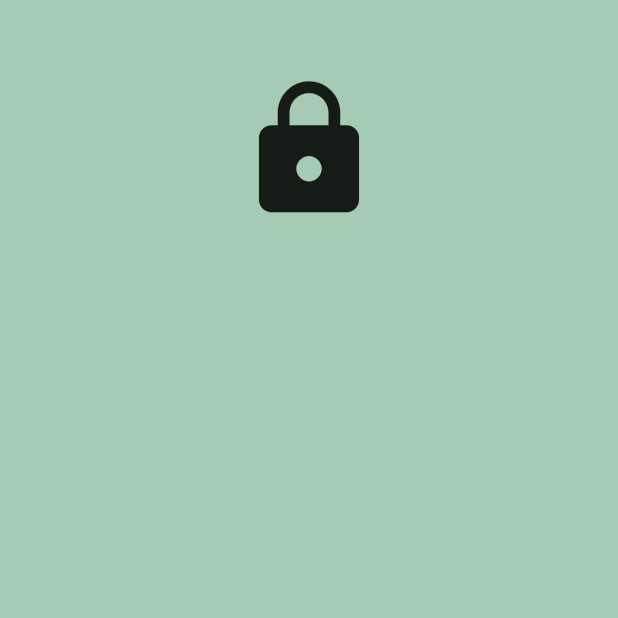
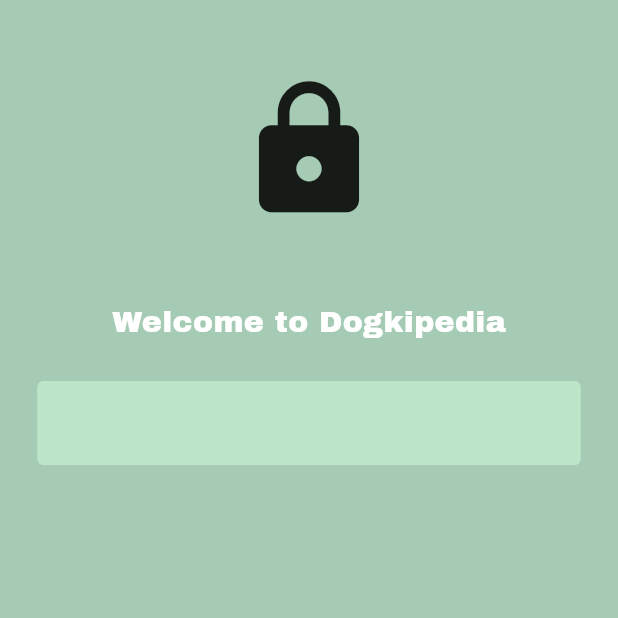
Before and after one commit to Jibek1906/Wekipedia, a Flutter app: the screen it shows after launch, on a phone screen of 412 x 824 dp, the top half of it. Run offline on Flutter 3.47's test engine with Material 3 defaults, Android fonts, the phone set to English and light mode, and no system bars; our stand-ins replace google_fonts.

Commit message:
Username TextField

```diff
--- a/Dogkipedia/lib/pages/login_page.dart
+++ b/Dogkipedia/lib/pages/login_page.dart
@@ -1,4 +1,5 @@
 import 'package:flutter/material.dart';
+import 'package:google_fonts/google_fonts.dart';
 
 class LoginPage extends StatelessWidget {
   const LoginPage({Key? key});
@@ -19,10 +20,36 @@ class LoginPage extends StatelessWidget {
                 size: 100,
               ),
 
+              const SizedBox(height: 50),
               // welcome
+              Text(
+                "Welcome to Dogkipedia",
+                style: GoogleFonts.archivoBlack(
+                  color: Colors.white,
+                  fontSize: 20,
+                ),
+              ),
+
+              const SizedBox(height: 25),
 
               // username
+              Padding(
+                padding: const EdgeInsets.symmetric(horizontal: 25.0),
+                child: TextField(
+                 decoration: InputDecoration(
+                  enabledBorder: const OutlineInputBorder(
+                    borderSide: BorderSide(color: Color.fromARGB(255, 189, 229, 201),)
+                  ),
+                  focusedBorder: OutlineInputBorder(
+                    borderSide: BorderSide(color: Color.fromARGB(
+                        255, 117, 155, 118))
+                    ),
+                   fillColor: Color.fromARGB(255, 189, 229, 201),
 
+                   filled: true,
+                  ),
+                ),
+              ),
               // password
 
               // forgot password?
```
